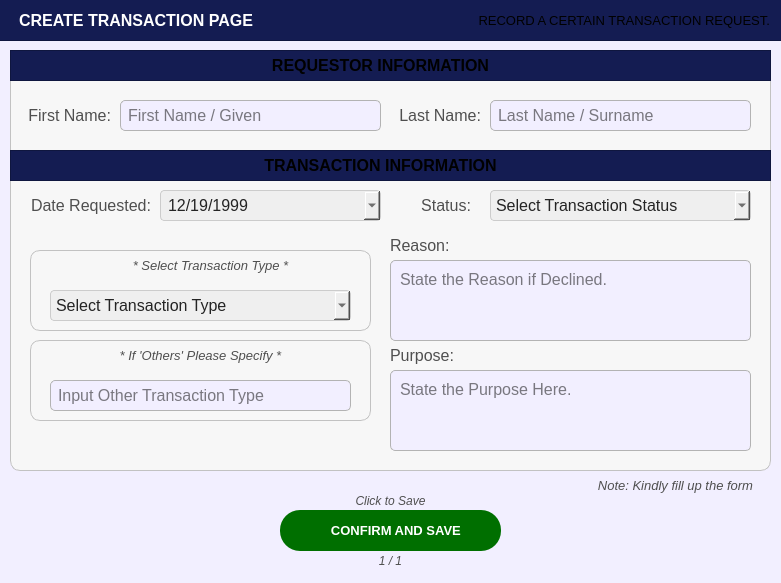
Before: the Qt Designer form Resources/UIs/PopUp/Screen_Transactions/create_transaction.ui in Yohhannn/Barangay-Records-Statistics-System, drawn with Qt 5.
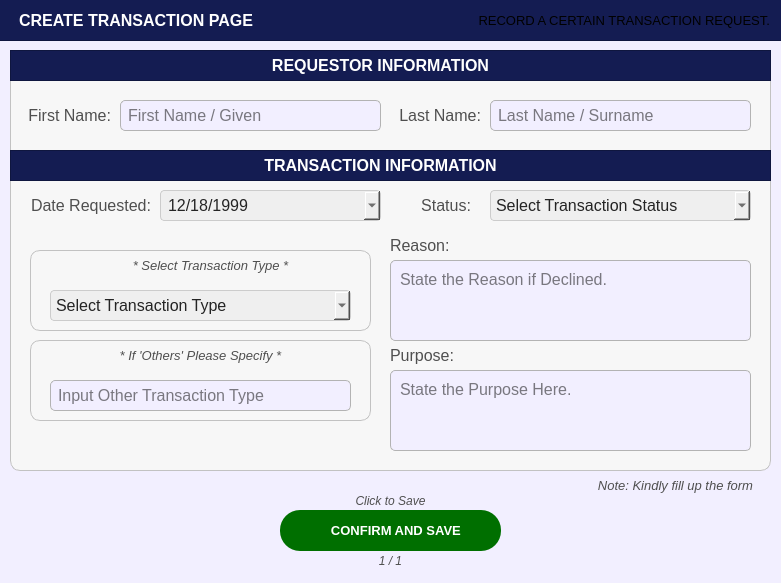
After: the same form once the commit is applied. Icons and pictures are not drawn.

```diff
--- a/Resources/UIs/PopUp/Screen_Transactions/create_transaction.ui
+++ b/Resources/UIs/PopUp/Screen_Transactions/create_transaction.ui
@@ -555,7 +555,7 @@
       </font>
      </property>
      <property name="styleSheet">
-      <string notr="true">#label_title{
+      <string notr="true">#label_title_3{
 	background-color:transparent;
 	color: rgb(255, 255, 255);
 }</string>
@@ -835,7 +835,7 @@
       </font>
      </property>
      <property name="styleSheet">
-      <string notr="true">#label_title{
+      <string notr="true">#label_title_4{
 	background-color:transparent;
 	color: rgb(255, 255, 255);
 }</string>
@@ -909,7 +909,7 @@
       <second>0</second>
       <year>1999</year>
       <month>12</month>
-      <day>19</day>
+      <day>18</day>
      </datetime>
     </property>
     <property name="displayFormat">
```
